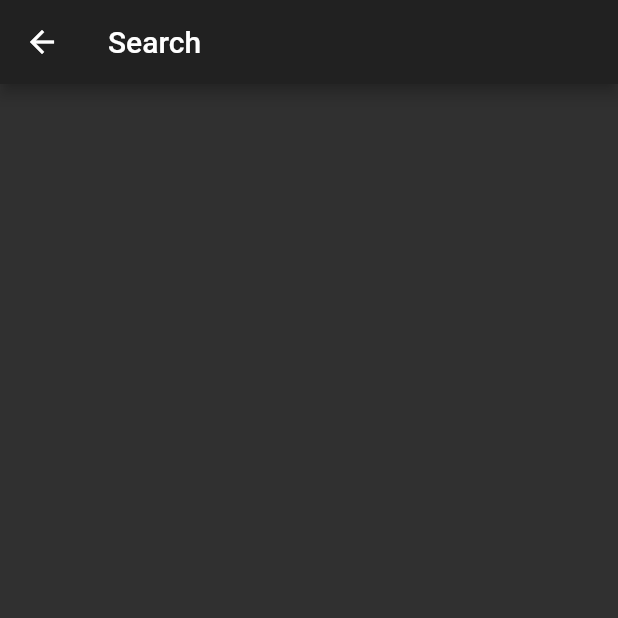
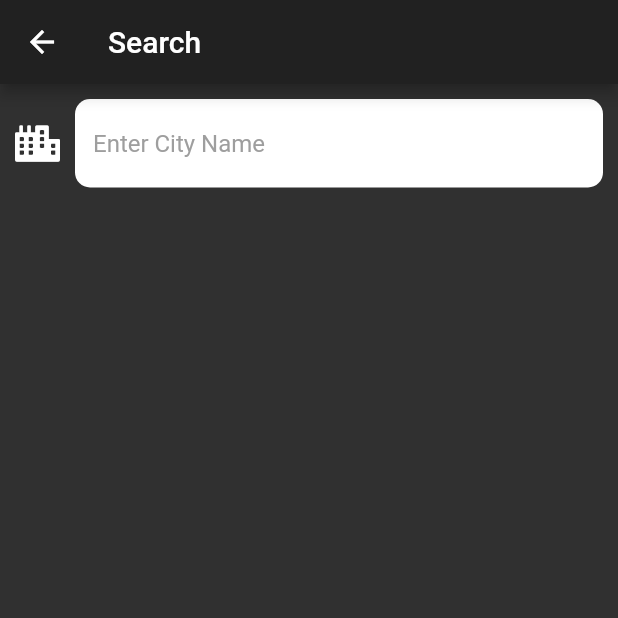
Before and after one commit to prateekKrOraon/Weather-App-flutter, a Flutter app: the SearchCityScreen screen opened directly, on a phone screen of 412 x 824 dp, the top half of it. Run offline on Flutter 3.47's test engine with Material 2 defaults, Android fonts, the phone set to English and light mode, and no system bars; our stand-ins replace font_awesome_flutter, geolocator, weather_icons; network calls fail.

Commit message:
Code Refactoring created constants.dart file to store constants bottomRowTextStyle bottomRowValueStyle textStyle inputTextStyle

```diff
--- a/lib/screens/search_city_screen.dart
+++ b/lib/screens/search_city_screen.dart
@@ -1,19 +1,51 @@
 import 'package:flutter/material.dart';
-import 'package:weather_app/services/weather_page_handler.dart';
+import 'package:weather_app/utilities/constants.dart';
 
 class SearchCityScreen extends StatefulWidget{
+
+  SearchCityScreen({this.colorScheme});
+
+  final Color colorScheme;
+
   @override
   _SearchCityScreenState createState() => _SearchCityScreenState();
 
 }
 
 class _SearchCityScreenState extends State<SearchCityScreen>{
+
+  Color colorScheme;
+  @override
+  void initState() {
+    super.initState();
+    this.colorScheme = widget.colorScheme;
+  }
+
   @override
   Widget build(BuildContext context) {
     return Scaffold(
+      backgroundColor: colorScheme,
       appBar: AppBar(
         title: Text("Search"),
-        //backgroundColor: ,
+        backgroundColor: colorScheme,
+      ),
+      body: Center(
+        child: Padding(
+          padding: const EdgeInsets.all(10.0),
+          child: Column(
+            children: <Widget>[
+              TextField(
+                style: TextStyle(
+                  color: Colors.black,
+                ),
+                decoration: kInputTextFieldDecoration,
+                onChanged: (value){
+
+                },
+              ),
+            ],
+          ),
+        ),
       ),
     );
   }
--- /dev/null
+++ b/lib/utilities/constants.dart
@@ -0,0 +1,52 @@
+import 'package:flutter/material.dart';
+import 'package:font_awesome_flutter/font_awesome_flutter.dart';
+
+const kInputTextFieldDecoration = InputDecoration(
+
+  fillColor: Colors.white,
+  filled: true,
+  icon: Icon(
+    FontAwesomeIcons.city,
+    color: Colors.white,
+  ),
+  hintText: "Enter City Name",
+  hintStyle: TextStyle(
+    color: Colors.grey,
+    //fontSize: 20.0,
+  ),
+  border: OutlineInputBorder(
+    borderRadius: BorderRadius.all(Radius.circular(10.0)),
+    borderSide: BorderSide.none,
+  ),
+);
+
+const textStyle = TextStyle(
+  fontFamily: 'Montserrat',
+  fontWeight: FontWeight.normal,
+);
+
+const buttonTextStyle = TextStyle(
+  fontFamily: 'Montserrat',
+  fontWeight: FontWeight.normal,
+  fontSize: 23.0,
+  color: Colors.white,
+);
+
+const buttonShape = StadiumBorder(
+    side: BorderSide(
+      width: 1.0,
+      color: Colors.white,
+    )
+);
+
+const bottomRowTextStyle = TextStyle(
+  fontFamily: 'Montserrat',
+  fontWeight: FontWeight.normal,
+  fontSize: 20.0,
+);
+
+const bottomRowValueStyle = TextStyle(
+  fontFamily: 'Montserrat',
+  fontSize: 30.0,
+  fontWeight: FontWeight.bold,
+);
```
Also changed, not shown: lib/screens/weather_report_page.dart (+41 -49 lines).
